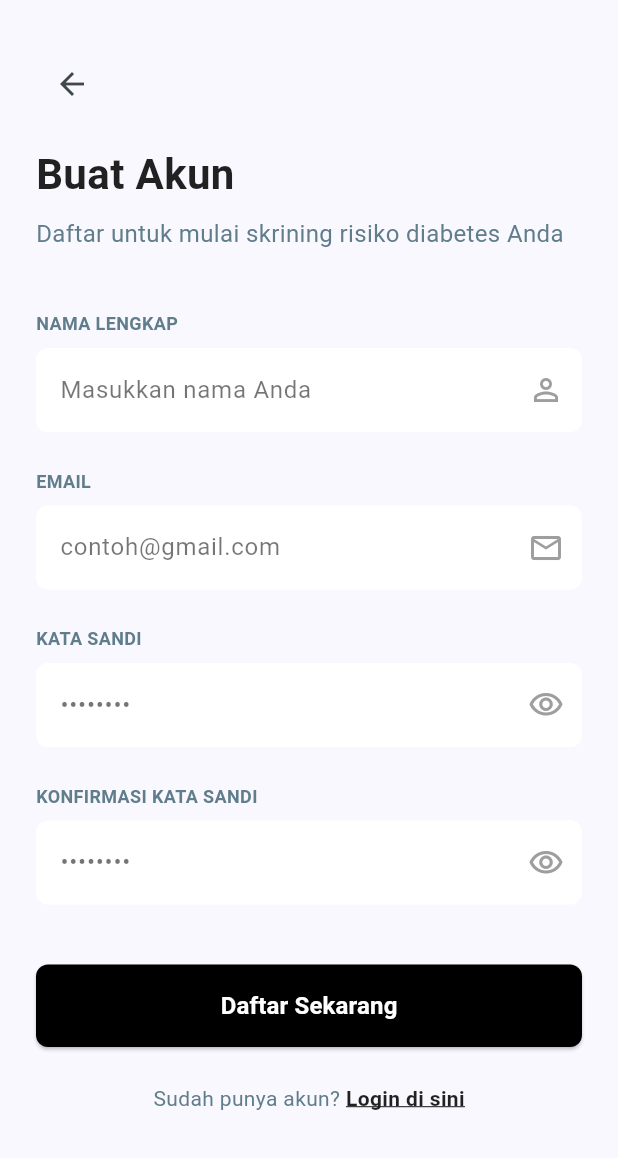
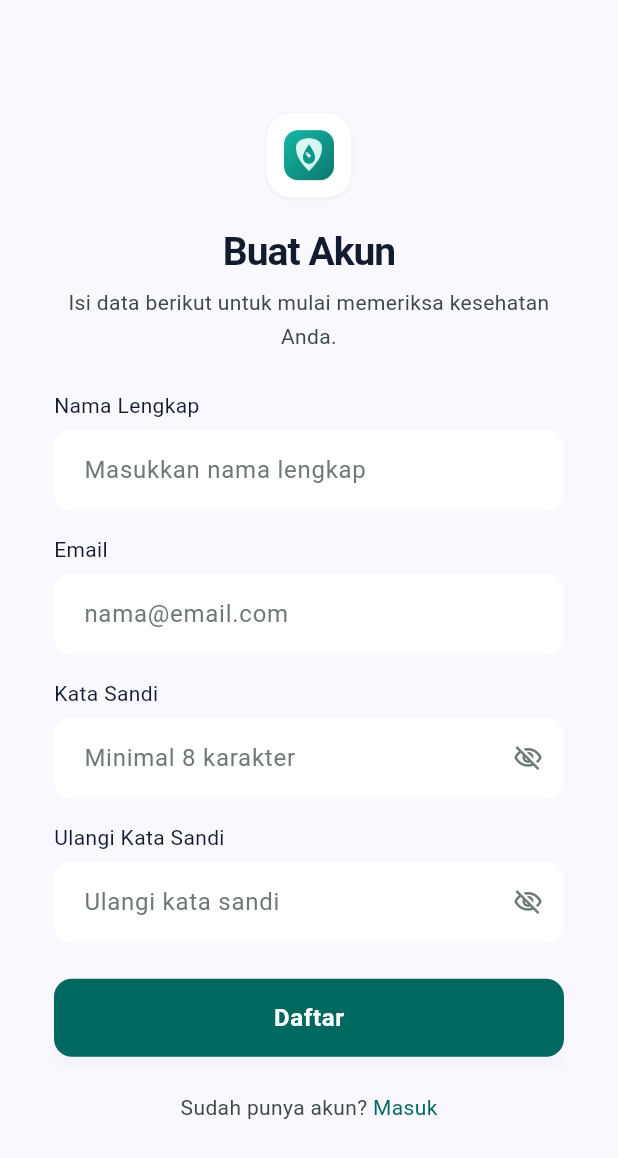
Before and after one commit to FattahulAlim/GlucoSafe, a Flutter app: the RegisterPage screen opened directly, on a phone screen of 412 x 824 dp. Shown: the top 1158 px of the screen. Run offline on Flutter 3.47's test engine with Material 3 defaults, Android fonts, the phone set to English and light mode, and no system bars; accounts and stored records are empty.

Commit message:
feat: update halaman registrasi sesuai desain Figma

```diff
--- a/glucosafe/lib/features/auth/presentation/pages/register_page.dart
+++ b/glucosafe/lib/features/auth/presentation/pages/register_page.dart
@@ -1,5 +1,4 @@
 import 'package:flutter/material.dart';
-import '../../../../core/theme/app_colors.dart';
 
 class RegisterPage extends StatefulWidget {
   const RegisterPage({super.key});
@@ -9,6 +8,14 @@ class RegisterPage extends StatefulWidget {
 }
 
 class _RegisterPageState extends State<RegisterPage> {
+  // Warna dari Figma (frame "Daftar - GlucoSafe").
+  // Nanti bisa dipindah ke core/theme/app_colors.dart
+  static const Color _bg = Color(0xFFFAF8FF);
+  static const Color _textDark = Color(0xFF131B2E);
+  static const Color _textSecondary = Color(0xFF3D4947);
+  static const Color _hint = Color(0xFF6D7A77);
+  static const Color _primary = Color(0xFF00685F);
+
   bool _obscurePassword = true;
   bool _obscureConfirmPassword = true;
   final TextEditingController _nameController = TextEditingController();
@@ -16,7 +23,10 @@ class _RegisterPageState extends State<RegisterPage> {
   final TextEditingController _passwordController = TextEditingController();
   final TextEditingController _confirmPasswordController =
       TextEditingController();
+  String? _nameErrorText;
   String? _emailErrorText;
+  String? _passwordErrorText;
+  String? _confirmErrorText;
 
   void _clearFields() {
     _nameController.clear();
@@ -24,8 +34,59 @@ class _RegisterPageState extends State<RegisterPage> {
     _passwordController.clear();
     _confirmPasswordController.clear();
     setState(() {
+      _nameErrorText = null;
       _emailErrorText = null;
+      _passwordErrorText = null;
+      _confirmErrorText = null;
     });
+  }
+
+  bool _validate() {
+    final name = _nameController.text.trim();
+    final email = _emailController.text.trim();
+    final pass = _passwordController.text;
+    final confirm = _confirmPasswordController.text;
+
+    setState(() {
+      _nameErrorText = name.isEmpty ? 'Nama lengkap wajib diisi' : null;
+      _emailErrorText = email.isEmpty
+          ? 'Email wajib diisi'
+          : (!email.endsWith('@gmail.com')
+              ? 'Email harus berakhiran @gmail.com'
+              : null);
+      _passwordErrorText = pass.length < 8 ? 'Minimal 8 karakter' : null;
+      _confirmErrorText = confirm != pass ? 'Kata sandi tidak sama' : null;
+    });
+
+    return _nameErrorText == null &&
+        _emailErrorText == null &&
+        _passwordErrorText == null &&
+        _confirmErrorText == null;
+  }
+
+  void _submit() {
+    if (!_validate()) return;
+
+    ScaffoldMessenger.of(context).showSnackBar(
+      SnackBar(
+        content: const Text(
+          'Pendaftaran berhasil! Silakan login.',
+          style: TextStyle(color: Colors.white, fontWeight: FontWeight.w500),
+        ),
+        backgroundColor: Colors.green.shade600,
+        behavior: SnackBarBehavior.floating,
+        margin: EdgeInsets.only(
+          bottom: MediaQuery.of(context).size.height - 150,
+          left: 20,
+          right: 20,
+        ),
+        duration: const Duration(seconds: 3),
+        shape: RoundedRectangleBorder(borderRadius: BorderRadius.circular(8)),
+      ),
+    );
+
+    _clearFields();
+    Navigator.pop(context);
   }
 
   @override
@@ -37,84 +98,134 @@ class _RegisterPageState extends State<RegisterPage> {
     super.dispose();
   }
 
+  InputDecoration _decoration(
+    String hint, {
+    String? errorText,
+    Widget? suffix,
+  }) {
+    OutlineInputBorder border(Color color, [double width = 1]) =>
+        OutlineInputBorder(
+          borderRadius: BorderRadius.circular(12),
+          borderSide: color == Colors.transparent
+              ? BorderSide.none
+              : BorderSide(color: color, width: width),
+        );
+
+    return InputDecoration(
+      hintText: hint,
+      hintStyle: const TextStyle(color: _hint, fontSize: 16),
+      errorText: errorText,
+      filled: true,
+      fillColor: Colors.white,
+      suffixIcon: suffix,
+      contentPadding: const EdgeInsets.symmetric(horizontal: 16, vertical: 15),
+      border: border(Colors.transparent),
+      enabledBorder: border(Colors.transparent),
+      focusedBorder: border(_primary, 1.5),
+      errorBorder: border(Colors.redAccent),
+      focusedErrorBorder: border(Colors.redAccent, 1.5),
+    );
+  }
+
+  Widget _label(String text) => Padding(
+        padding: const EdgeInsets.only(bottom: 6),
+        child: Text(
+          text,
+          style: const TextStyle(fontSize: 14, color: _textDark, height: 20 / 14),
+        ),
+      );
+
+  Widget _eye(bool obscure, VoidCallback onTap) => IconButton(
+        onPressed: onTap,
+        icon: Icon(
+          obscure ? Icons.visibility_off_outlined : Icons.visibility_outlined,
+          size: 20,
+          color: _hint,
+        ),
+      );
+
   @override
   Widget build(BuildContext context) {
     return Scaffold(
-      backgroundColor: AppColors.formBg,
+      backgroundColor: _bg,
       body: SafeArea(
+        child: Center(
           child: SingleChildScrollView(
-          padding: const EdgeInsets.symmetric(horizontal: 24.0, vertical: 32.0),
+            padding: const EdgeInsets.symmetric(horizontal: 16, vertical: 32),
+            child: ConstrainedBox(
+              constraints: const BoxConstraints(maxWidth: 340),
               child: Column(
                 crossAxisAlignment: CrossAxisAlignment.stretch,
                 children: [
-              Align(
-                alignment: Alignment.centerLeft,
-                child: IconButton(
-                  icon: const Icon(Icons.arrow_back),
-                  onPressed: () {
-                    _clearFields();
-                    Navigator.pop(context);
-                  },
+                  // Logo
+                  Center(
+                    child: Container(
+                      width: 56,
+                      height: 56,
+                      padding: const EdgeInsets.all(8),
+                      decoration: BoxDecoration(
+                        color: Colors.white,
+                        borderRadius: BorderRadius.circular(16),
+                        boxShadow: const [
+                          BoxShadow(
+                            color: Color(0x0D000000),
+                            blurRadius: 2,
+                            offset: Offset(0, 1),
+                          ),
+                        ],
+                      ),
+                      // TODO: samakan path logo dengan login_page.dart
+                      child: Image.asset(
+                        'assets/images/logo.png',
+                        errorBuilder: (_, __, ___) =>
+                            const Icon(Icons.water_drop, color: _primary),
                       ),
                     ),
-              const SizedBox(height: 16),
+                  ),
+                  const SizedBox(height: 20),
+
                   const Text(
                     'Buat Akun',
+                    textAlign: TextAlign.center,
                     style: TextStyle(
-                  fontSize: 28,
-                  fontWeight: FontWeight.bold,
-                  color: Colors.black87,
+                      fontSize: 26,
+                      fontWeight: FontWeight.w600,
+                      color: _textDark,
+                      letterSpacing: -0.65,
+                      height: 32 / 26,
                     ),
                   ),
-              const SizedBox(height: 8),
+                  const SizedBox(height: 7),
                   const Text(
-                'Daftar untuk mulai skrining risiko diabetes Anda',
-                style: TextStyle(fontSize: 16, color: Colors.blueGrey),
-              ),
-              const SizedBox(height: 40),
-
-              // Field Nama
-              const Text(
-                'NAMA LENGKAP',
+                    'Isi data berikut untuk mulai memeriksa kesehatan Anda.',
+                    textAlign: TextAlign.center,
                     style: TextStyle(
-                  fontSize: 12,
-                  fontWeight: FontWeight.bold,
-                  color: Colors.blueGrey,
-                ),
-              ),
-              const SizedBox(height: 8),
-              TextField(
-                controller: _nameController,
-                decoration: InputDecoration(
-                  hintText: 'Masukkan nama Anda',
-                  hintStyle: const TextStyle(color: Colors.black54),
-                  filled: true,
-                  fillColor: Colors.white,
-                  suffixIcon: const Icon(
-                    Icons.person_outline,
-                    color: Colors.grey,
-                  ),
-                  border: OutlineInputBorder(
-                    borderRadius: BorderRadius.circular(8),
-                    borderSide: BorderSide.none,
-                  ),
+                      fontSize: 14,
+                      color: _textSecondary,
+                      height: 22.75 / 14,
                     ),
                   ),
                   const SizedBox(height: 24),
 
-              // Field Email
-              const Text(
-                'EMAIL',
-                style: TextStyle(
-                  fontSize: 12,
-                  fontWeight: FontWeight.bold,
-                  color: Colors.blueGrey,
+                  // Nama Lengkap
+                  _label('Nama Lengkap'),
+                  TextField(
+                    controller: _nameController,
+                    textCapitalization: TextCapitalization.words,
+                    textInputAction: TextInputAction.next,
+                    decoration: _decoration(
+                      'Masukkan nama lengkap',
+                      errorText: _nameErrorText,
                     ),
                   ),
-              const SizedBox(height: 8),
+                  const SizedBox(height: 16),
+
+                  // Email
+                  _label('Email'),
                   TextField(
                     controller: _emailController,
                     keyboardType: TextInputType.emailAddress,
+                    textInputAction: TextInputAction.next,
                     onChanged: (value) {
                       setState(() {
                         if (value.isNotEmpty && !value.endsWith('@gmail.com')) {
@@ -124,150 +235,72 @@ class _RegisterPageState extends State<RegisterPage> {
                         }
                       });
                     },
-                decoration: InputDecoration(
-                  hintText: 'contoh@gmail.com',
-                  hintStyle: const TextStyle(color: Colors.black54),
+                    decoration: _decoration(
+                      'nama@email.com',
                       errorText: _emailErrorText,
-                  filled: true,
-                  fillColor: Colors.white,
-                  suffixIcon: const Icon(
-                    Icons.email_outlined,
-                    color: Colors.grey,
                     ),
-                  border: OutlineInputBorder(
-                    borderRadius: BorderRadius.circular(8),
-                    borderSide: BorderSide.none,
+                  ),
+                  const SizedBox(height: 16),
+
+                  // Kata Sandi
+                  _label('Kata Sandi'),
+                  TextField(
+                    controller: _passwordController,
+                    obscureText: _obscurePassword,
+                    textInputAction: TextInputAction.next,
+                    decoration: _decoration(
+                      'Minimal 8 karakter',
+                      errorText: _passwordErrorText,
+                      suffix: _eye(
+                        _obscurePassword,
+                        () => setState(
+                            () => _obscurePassword = !_obscurePassword),
+                      ),
+                    ),
+                  ),
+                  const SizedBox(height: 16),
+
+                  // Ulangi Kata Sandi
+                  _label('Ulangi Kata Sandi'),
+                  TextField(
+                    controller: _confirmPasswordController,
+                    obscureText: _obscureConfirmPassword,
+                    textInputAction: TextInputAction.done,
+                    onSubmitted: (_) => _submit(),
+                    decoration: _decoration(
+                      'Ulangi kata sandi',
+                      errorText: _confirmErrorText,
+                      suffix: _eye(
+                        _obscureConfirmPassword,
+                        () => setState(() =>
+                            _obscureConfirmPassword = !_obscureConfirmPassword),
                       ),
                     ),
                   ),
                   const SizedBox(height: 24),
 
-              // Field Kata Sandi
-              const Text(
-                'KATA SANDI',
-                style: TextStyle(
-                  fontSize: 12,
-                  fontWeight: FontWeight.bold,
-                  color: Colors.blueGrey,
-                ),
-              ),
-              const SizedBox(height: 8),
-              TextField(
-                controller: _passwordController,
-                obscureText: _obscurePassword,
-                decoration: InputDecoration(
-                  hintText: '••••••••',
-                  hintStyle: const TextStyle(color: Colors.black54),
-                  filled: true,
-                  fillColor: Colors.white,
-                  suffixIcon: IconButton(
-                    icon: Icon(
-                      _obscurePassword
-                          ? Icons.visibility_outlined
-                          : Icons.visibility_off_outlined,
-                      color: Colors.grey,
-                    ),
-                    onPressed: () {
-                      setState(() {
-                        _obscurePassword = !_obscurePassword;
-                      });
-                    },
-                  ),
-                  border: OutlineInputBorder(
-                    borderRadius: BorderRadius.circular(8),
-                    borderSide: BorderSide.none,
-                  ),
-                ),
-              ),
-              const SizedBox(height: 24),
-
-              // Field Konfirmasi Kata Sandi
-              const Text(
-                'KONFIRMASI KATA SANDI',
-                style: TextStyle(
-                  fontSize: 12,
-                  fontWeight: FontWeight.bold,
-                  color: Colors.blueGrey,
-                ),
-              ),
-              const SizedBox(height: 8),
-              TextField(
-                controller: _confirmPasswordController,
-                obscureText: _obscureConfirmPassword,
-                decoration: InputDecoration(
-                  hintText: '••••••••',
-                  hintStyle: const TextStyle(color: Colors.black54),
-                  filled: true,
-                  fillColor: Colors.white,
-                  suffixIcon: IconButton(
-                    icon: Icon(
-                      _obscureConfirmPassword
-                          ? Icons.visibility_outlined
-                          : Icons.visibility_off_outlined,
-                      color: Colors.grey,
-                    ),
-                    onPressed: () {
-                      setState(() {
-                        _obscureConfirmPassword = !_obscureConfirmPassword;
-                      });
-                    },
-                  ),
-                  border: OutlineInputBorder(
-                    borderRadius: BorderRadius.circular(8),
-                    borderSide: BorderSide.none,
-                  ),
-                ),
-              ),
-              const SizedBox(height: 40),
-
                   // Tombol Daftar
-              ElevatedButton(
-                onPressed: () {
-                  if (_emailErrorText == null &&
-                      _emailController.text.isNotEmpty) {
-                    // Memunculkan notifikasi di atas
-                    ScaffoldMessenger.of(context).showSnackBar(
-                      SnackBar(
-                        content: const Text(
-                          'Pendaftaran berhasil! Silakan login.',
-                          style: TextStyle(
-                            color: Colors.white,
-                            fontWeight: FontWeight.w500,
-                          ),
-                        ),
-                        backgroundColor: Colors.green.shade600,
-                        behavior: SnackBarBehavior.floating,
-                        margin: EdgeInsets.only(
-                          // Menempatkan SnackBar di bagian atas layar
-                          bottom: MediaQuery.of(context).size.height - 150,
-                          left: 20,
-                          right: 20,
-                        ),
-                        duration: const Duration(seconds: 3),
+                  SizedBox(
+                    height: 52,
+                    child: ElevatedButton(
+                      onPressed: _submit,
+                      style: ElevatedButton.styleFrom(
+                        backgroundColor: _primary,
+                        foregroundColor: Colors.white,
+                        elevation: 4,
+                        shadowColor: const Color(0x1A000000),
                         shape: RoundedRectangleBorder(
-                          borderRadius: BorderRadius.circular(8),
-                        ),
-                      ),
-                    );
-
-                    // Bersihkan form
-                    _clearFields();
-
-                    // Kembali ke halaman Login
-                    Navigator.pop(context);
-                  }
-                },
-                style: ElevatedButton.styleFrom(
-                  backgroundColor: Colors.black,
-                  foregroundColor: Colors.white,
-                  padding: const EdgeInsets.symmetric(vertical: 16),
-                  shape: RoundedRectangleBorder(
-                    borderRadius: BorderRadius.circular(8),
+                          borderRadius: BorderRadius.circular(12),
                         ),
                       ),
                       child: const Text(
-                  'Daftar Sekarang',
-                  style: TextStyle(fontSize: 16, fontWeight: FontWeight.bold),
+                        'Daftar',
+                        style: TextStyle(
+                          fontSize: 16,
+                          fontWeight: FontWeight.w600,
+                          letterSpacing: 0.4,
+                        ),
+                      ),
                     ),
                   ),
                   const SizedBox(height: 24),
@@ -278,7 +311,7 @@ class _RegisterPageState extends State<RegisterPage> {
                     children: [
                       const Text(
                         'Sudah punya akun? ',
-                    style: TextStyle(color: Colors.blueGrey),
+                        style: TextStyle(fontSize: 14, color: _textSecondary),
                       ),
                       GestureDetector(
                         onTap: () {
@@ -286,12 +319,8 @@ class _RegisterPageState extends State<RegisterPage> {
                           Navigator.pop(context);
                         },
                         child: const Text(
-                      'Login di sini',
-                      style: TextStyle(
-                        fontWeight: FontWeight.bold,
-                        color: Colors.black87,
-                        decoration: TextDecoration.underline,
-                      ),
+                          'Masuk',
+                          style: TextStyle(fontSize: 14, color: _primary),
                         ),
                       ),
                     ],
@@ -300,6 +329,8 @@ class _RegisterPageState extends State<RegisterPage> {
               ),
             ),
           ),
+        ),
+      ),
     );
   }
 }
```
Lines whose indentation alone changed are shown as unchanged.
